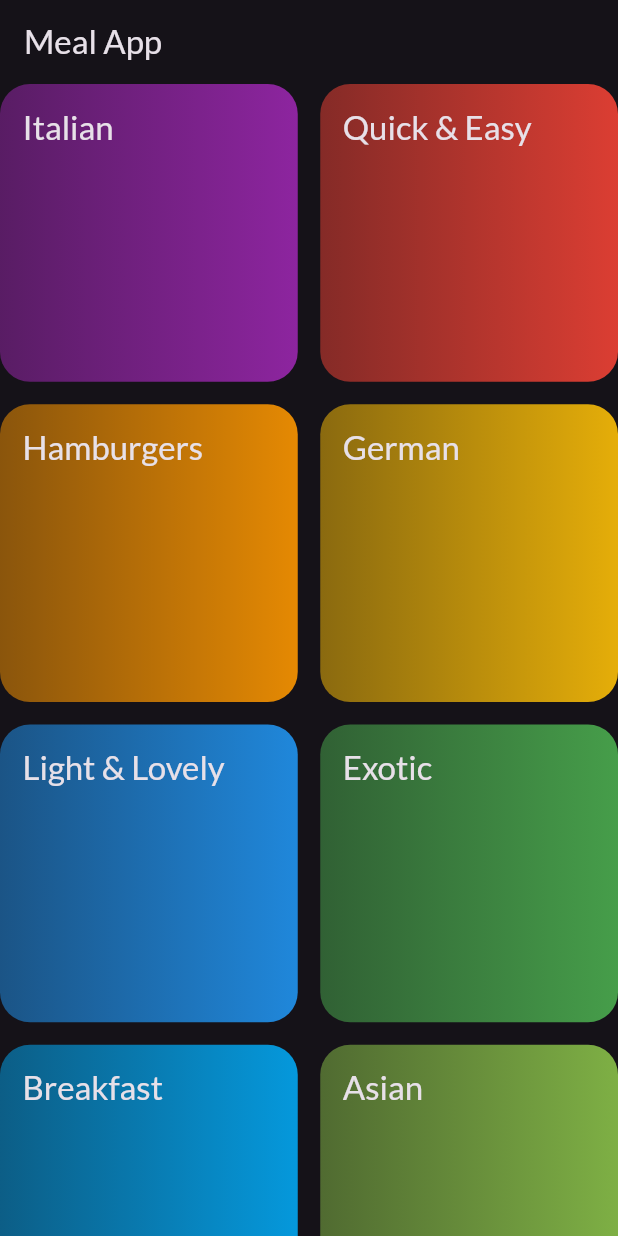
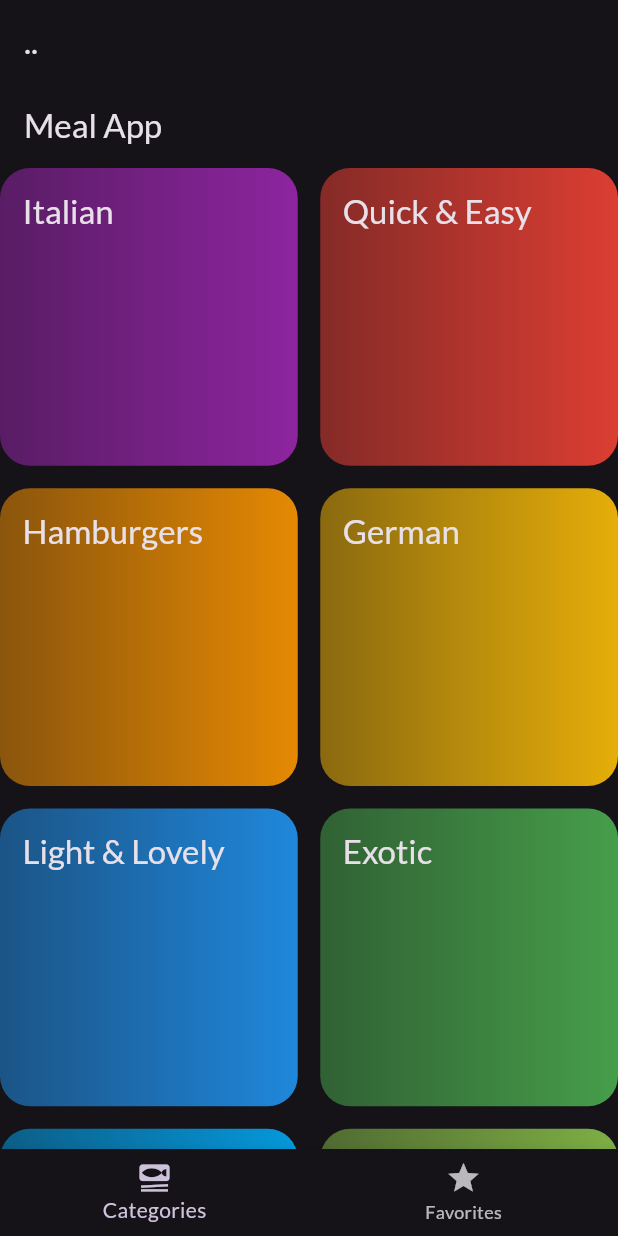
Before and after one commit to Arafatilla/MealApp, a Flutter app: the screen it shows after launch, on a phone screen of 412 x 824 dp. Run offline on Flutter 3.47's test engine with Material 3 defaults, Android fonts, the light colour scheme and no system bars; our stand-ins replace google_fonts, transparent_image.

Commit message:
Added NavBar and screen hadling

```diff
--- a/MealApp/lib/main.dart
+++ b/MealApp/lib/main.dart
@@ -1,6 +1,7 @@
 import 'package:flutter/material.dart';
 import 'package:google_fonts/google_fonts.dart';
 import 'package:responsive_1/screens/categoriesScreen.dart';
+import 'package:responsive_1/screens/tabs_screen.dart';
 
 void main() {
   runApp(const MyApp());
@@ -23,7 +24,7 @@ class MyApp extends StatelessWidget {
       useMaterial3: true ,
       textTheme: GoogleFonts.latoTextTheme(),
       ),
-      home: Categoriesscreen(),
+      home: TabsScreen(),
     );
   }
 }
--- /dev/null
+++ b/MealApp/lib/screens/tabs_screen.dart
@@ -0,0 +1,53 @@
+import 'package:flutter/material.dart';
+import 'package:responsive_1/screens/mealsScreen.dart';
+
+import 'categoriesScreen.dart';
+
+class TabsScreen extends StatefulWidget {
+  const TabsScreen({super.key});
+
+  @override
+  State<TabsScreen> createState() => _TabsScreenState();
+}
+
+class _TabsScreenState extends State<TabsScreen> {
+  int _SlectedPageIndex = 0;
+
+  // function to transist between the pages in the bottom nav bar
+  void _PageIndex(int index) {
+    setState(() {
+      _SlectedPageIndex = index;
+    });
+  }
+
+
+
+  @override
+  Widget build(BuildContext context) {
+
+    Widget SelectedPage = Categoriesscreen();
+
+    var selectedpageTitle = "cat";
+
+    if (_SlectedPageIndex == 1 ){
+    SelectedPage= Mealsscreen(title: "Meals", meals: [],);
+
+    }
+  return Scaffold(
+  appBar: AppBar(title: Text("..")),
+  body: SelectedPage,
+  bottomNavigationBar: BottomNavigationBar(
+  onTap: _PageIndex,
+  currentIndex: _SlectedPageIndex,
+  items: [
+
+  BottomNavigationBarItem(
+  icon: Icon(Icons.set_meal),
+  label: "Categories",
+  ),
+  BottomNavigationBarItem(icon: Icon(Icons.star), label: "Favorites"),
+  ],
+  ),
+  );
+  }
+}
```
Also changed, not shown: MealApp/lib/screens/meal_detail_screen.dart (+57 -6 lines), MealApp/lib/screens/mealsScreen.dart (+21 -14 lines).
